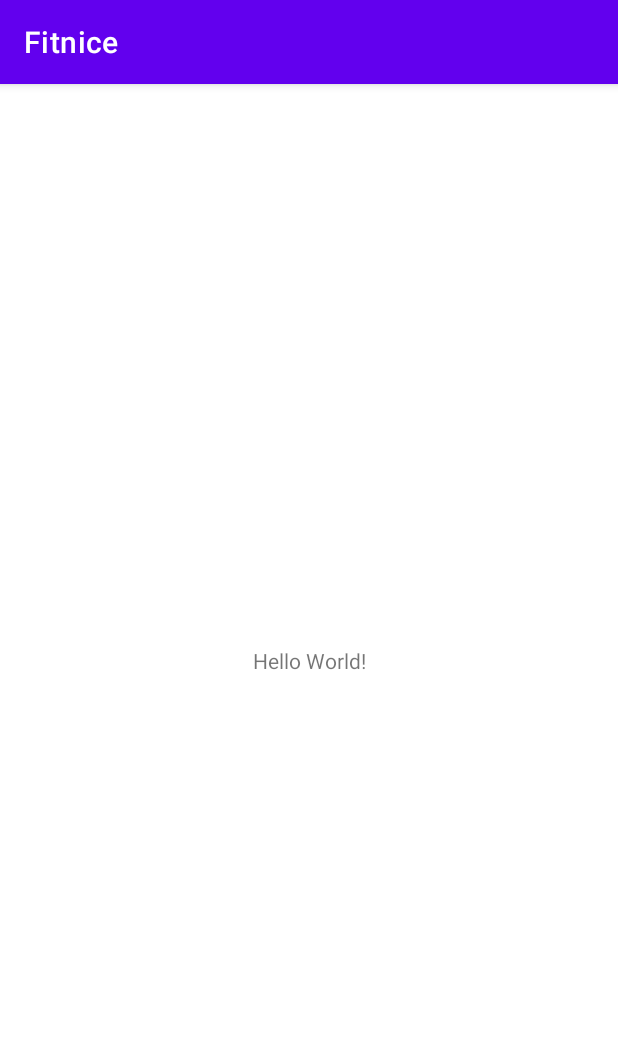
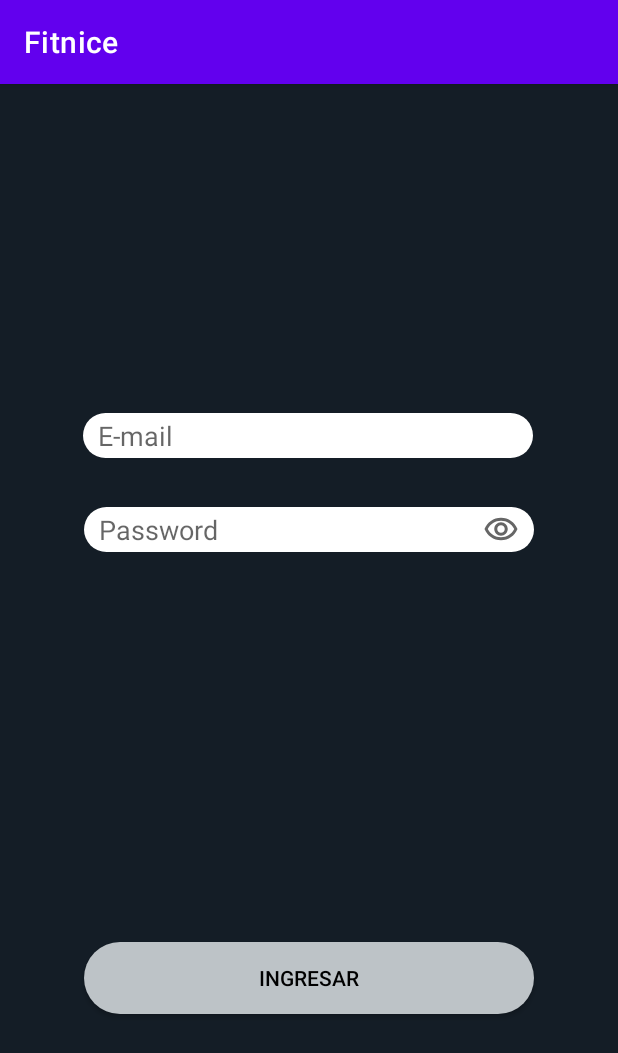
Before and after one commit to GastonDeS/FitniceAndroid, an Android app: the screen it shows after launch (MainActivity), on a phone screen of 412 x 824 dp. Shown: the top 1053 px of the screen. Run offline under Robolectric (Android 15) with nearby library versions, the phone set to English and light mode, and no system bars.

Commit message:
comienzo de pagina de login

```diff
--- /dev/null
+++ b/app/src/main/res/drawable/buttons.xml
@@ -0,0 +1,9 @@
+<?xml version="1.0" encoding="utf-8"?>
+<selector xmlns:android="http://schemas.android.com/apk/res/android">
+    <item android:state_enabled="true">
+        <shape android:shape="rectangle">
+            <solid android:color="@color/quinary"/>
+            <corners android:radius="40dp"/>
+        </shape>
+    </item>
+</selector>
--- /dev/null
+++ b/app/src/main/res/drawable/custom_input.xml
@@ -0,0 +1,12 @@
+<?xml version="1.0" encoding="utf-8"?>
+<selector xmlns:android="http://schemas.android.com/apk/res/android">
+
+    <item android:state_enabled="true">
+        <shape android:shape="rectangle">
+
+            <solid android:color="@color/white"/>
+            <corners android:radius="20dp"/>
+        </shape>
+    </item>
+
+</selector>
--- /dev/null
+++ b/app/src/main/res/drawable/ic_outline_remove.xml
@@ -0,0 +1,10 @@
+<vector xmlns:android="http://schemas.android.com/apk/res/android"
+    android:width="24dp"
+    android:height="24dp"
+    android:viewportWidth="24"
+    android:viewportHeight="24"
+    android:tint="?attr/colorControlNormal">
+  <path
+      android:fillColor="@android:color/white"
+      android:pathData="M12,6.5c3.79,0 7.17,2.13 8.82,5.5 -1.65,3.37 -5.02,5.5 -8.82,5.5S4.83,15.37 3.18,12C4.83,8.63 8.21,6.5 12,6.5m0,-2C7,4.5 2.73,7.61 1,12c1.73,4.39 6,7.5 11,7.5s9.27,-3.11 11,-7.5c-1.73,-4.39 -6,-7.5 -11,-7.5zM12,9.5c1.38,0 2.5,1.12 2.5,2.5s-1.12,2.5 -2.5,2.5 -2.5,-1.12 -2.5,-2.5 1.12,-2.5 2.5,-2.5m0,-2c-2.48,0 -4.5,2.02 -4.5,4.5s2.02,4.5 4.5,4.5 4.5,-2.02 4.5,-4.5 -2.02,-4.5 -4.5,-4.5z"/>
+</vector>
--- a/app/src/main/res/layout/activity_main.xml
+++ b/app/src/main/res/layout/activity_main.xml
@@ -4,15 +4,52 @@
     xmlns:tools="http://schemas.android.com/tools"
     android:layout_width="match_parent"
     android:layout_height="match_parent"
-    tools:context=".MainActivity">
+    tools:context=".MainActivity"
+    android:background="@color/primary">
 
-    <TextView
-        android:layout_width="wrap_content"
+    <EditText
+        android:id="@+id/editTextTextPassword"
+        android:layout_width="300dp"
+        android:layout_height="30dp"
+        android:layout_marginBottom="260dp"
+        android:drawableEnd="@drawable/ic_outline_remove"
+        android:paddingHorizontal="10dp"
+        android:ems="10"
+        android:background="@drawable/custom_input"
+        android:hint="Password"
+        android:inputType="textPassword"
+        app:layout_constraintBottom_toTopOf="@+id/button"
+        app:layout_constraintEnd_toEndOf="parent"
+        app:layout_constraintHorizontal_bias="0.502"
+        app:layout_constraintStart_toStartOf="parent" />
+
+    <EditText
+        android:id="@+id/editTextTextEmailAddress"
+        android:layout_width="300dp"
+        android:layout_height="30dp"
+        android:layout_marginBottom="24dp"
+        android:ems="10"
+        android:paddingHorizontal="10dp"
+        android:background="@drawable/custom_input"
+        android:hint="@string/e_mail"
+        android:inputType="textEmailAddress"
+        app:layout_constraintBottom_toTopOf="@+id/editTextTextPassword"
+        app:layout_constraintEnd_toEndOf="parent"
+        app:layout_constraintHorizontal_bias="0.497"
+        app:layout_constraintStart_toStartOf="parent"
+        app:layout_constraintTop_toTopOf="parent"
+        app:layout_constraintVertical_bias="0.962" />
+
+    <androidx.appcompat.widget.AppCompatButton
+        android:id="@+id/button"
+        android:layout_width="300dp"
         android:layout_height="wrap_content"
-        android:text="Hello World!"
+        android:layout_marginBottom="148dp"
+        android:background="@drawable/buttons"
+        android:text="@string/login"
+        android:textColor="@color/black"
         app:layout_constraintBottom_toBottomOf="parent"
-        app:layout_constraintLeft_toLeftOf="parent"
-        app:layout_constraintRight_toRightOf="parent"
-        app:layout_constraintTop_toTopOf="parent" />
+        app:layout_constraintEnd_toEndOf="parent"
+        app:layout_constraintStart_toStartOf="parent" />
 
 </androidx.constraintlayout.widget.ConstraintLayout>
--- a/app/src/main/res/values/colors.xml
+++ b/app/src/main/res/values/colors.xml
@@ -7,4 +7,9 @@
     <color name="teal_700">#FF018786</color>
     <color name="black">#FF000000</color>
     <color name="white">#FFFFFFFF</color>
+    <color name="primary">#141D26</color>
+    <color name="secondary">#192633</color>
+    <color name="tertiary">#5885B3</color>
+    <color name="quaternary">#374140</color>
+    <color name="quinary">#BDC3c7</color>
 </resources>
--- a/app/src/main/res/values/strings.xml
+++ b/app/src/main/res/values/strings.xml
@@ -1,3 +1,5 @@
 <resources>
     <string name="app_name">Fitnice</string>
+    <string name="login">Ingresar</string>
+    <string name="e_mail">E-mail</string>
 </resources>
```
